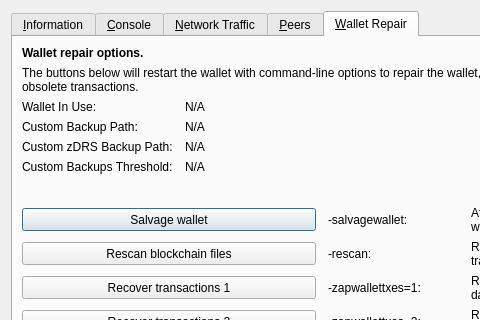
Qt form src/qt/forms/rpcconsole.ui (clipperrrrrrr/Rupee) before a commit; both pictures show x 0 to 480 and y 0 to 320 of the 769 by 485 pixel window.
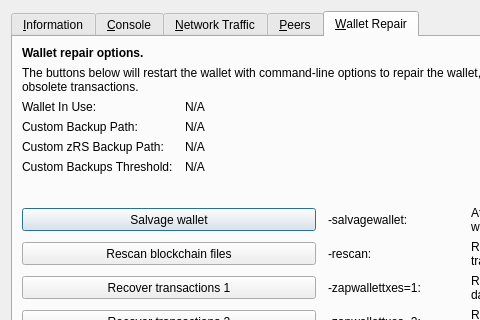
The same form after that commit. The open tabs and pages were chosen to show the change. Icons and pictures are not drawn. Custom widgets are drawn as their Qt base class.

The edit to the form file:
```diff
--- a/src/qt/forms/rpcconsole.ui
+++ b/src/qt/forms/rpcconsole.ui
@@ -1328,7 +1328,7 @@
        <item row="4" column="0">
         <widget class="QLabel" name="wallet_customzdrsbackuppath_label">
          <property name="text">
-          <string>Custom zDRS Backup Path:</string>
+          <string>Custom zRS Backup Path:</string>
          </property>
          <property name="visible">
           <bool>false</bool>
```
Left out of the diff: 8 changed lines with no effect on the pictures.
